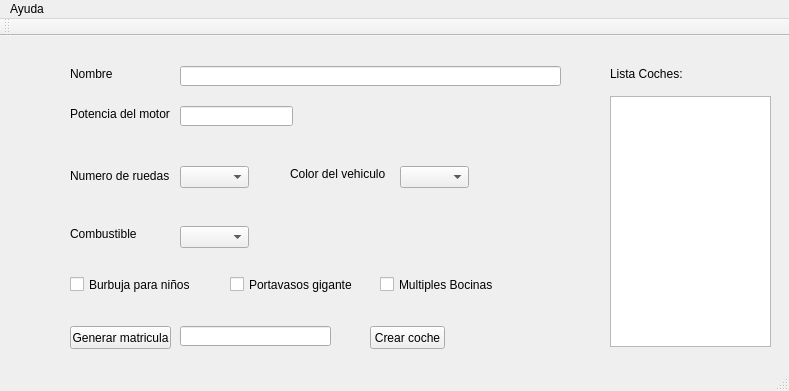
Above: Practica-2/mainwindow.ui from manuel-fidalgo/Arquitectura-Computadores before the change. Below: the same form after it.
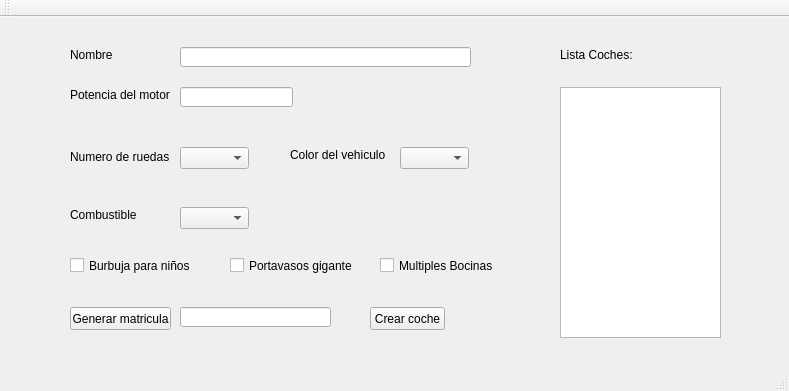
That is the form after the change.

```diff
--- a/Practica-2/mainwindow.ui
+++ b/Practica-2/mainwindow.ui
@@ -19,7 +19,7 @@
      <rect>
       <x>180</x>
       <y>30</y>
-      <width>381</width>
+      <width>291</width>
       <height>20</height>
      </rect>
     </property>
@@ -213,7 +213,7 @@
    <widget class="QLabel" name="label_6">
     <property name="geometry">
      <rect>
-      <x>610</x>
+      <x>560</x>
       <y>30</y>
       <width>101</width>
       <height>16</height>
@@ -226,8 +226,8 @@
    <widget class="QPlainTextEdit" name="listaCoches">
     <property name="geometry">
      <rect>
-      <x>610</x>
-      <y>60</y>
+      <x>560</x>
+      <y>70</y>
       <width>161</width>
       <height>251</height>
      </rect>
@@ -246,13 +246,6 @@
      <height>21</height>
     </rect>
    </property>
-   <widget class="QMenu" name="helpMenu">
-    <property name="title">
-     <string>Ayuda</string>
-    </property>
-    <addaction name="menuItemLicencia"/>
-   </widget>
-   <addaction name="helpMenu"/>
   </widget>
   <widget class="QToolBar" name="mainToolBar">
    <attribute name="toolBarArea">
```
